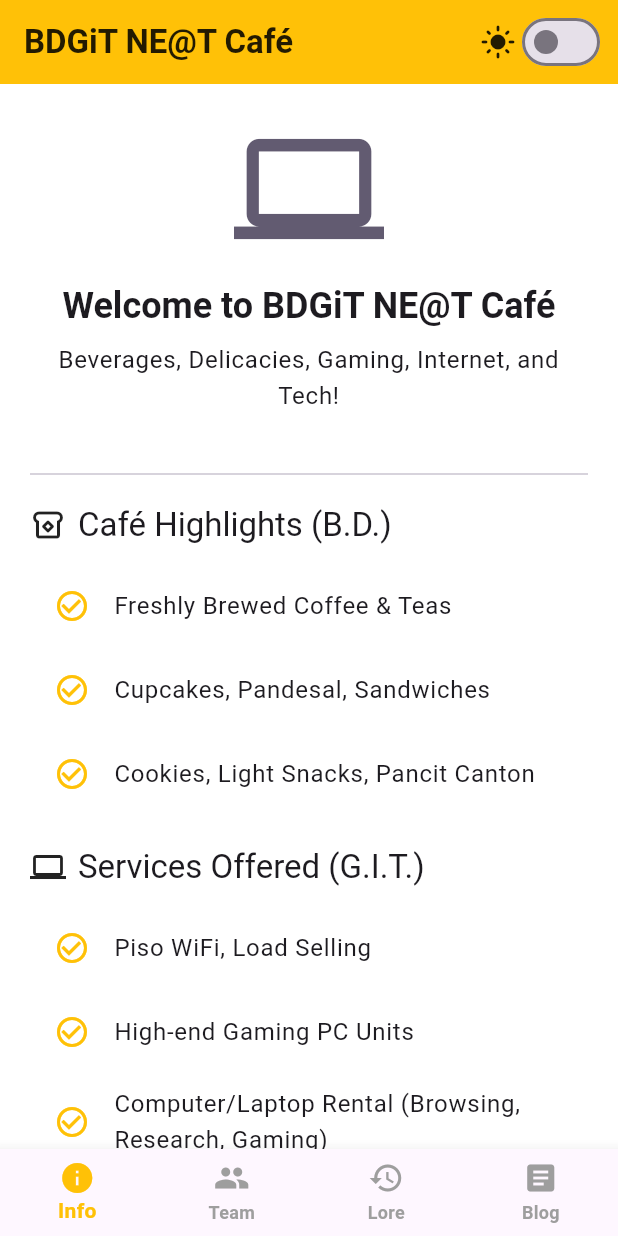
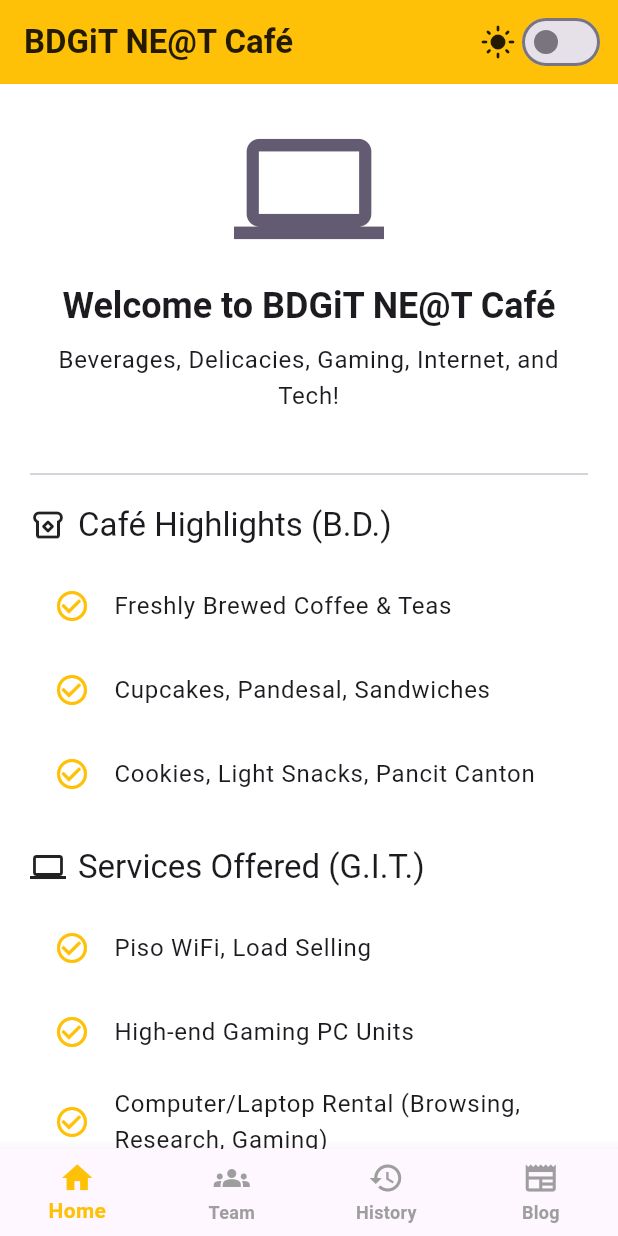
Before and after one commit to Cy2Kin3sis/NetCafeAd, a Flutter app: the screen it shows after launch, on a phone screen of 412 x 824 dp. Run offline on Flutter 3.47's test engine with Material 3 defaults, Android fonts, the phone set to English and light mode, and no system bars; our stand-ins replace auto_size_text, shared_preferences.

Commit message:
Bottom navigation

```diff
--- a/lib/home.dart
+++ b/lib/home.dart
@@ -77,19 +77,19 @@ class BDGiTState extends State<BDGiT> {
         unselectedItemColor: Colors.grey,
         items: const [
           BottomNavigationBarItem(
-            icon: Icon(Icons.info),
-            label: 'Info',
+            icon: Icon(Icons.home),
+            label: 'Home',
           ),
           BottomNavigationBarItem(
-            icon: Icon(Icons.people),
+            icon: Icon(Icons.groups),
             label: 'Team',
           ),
           BottomNavigationBarItem(
             icon: Icon(Icons.history),
-            label: 'Lore',
+            label: 'History',
           ),
           BottomNavigationBarItem(
-            icon: Icon(Icons.article),
+            icon: Icon(Icons.newspaper),
             label: 'Blog',
           ),
         ],
```
